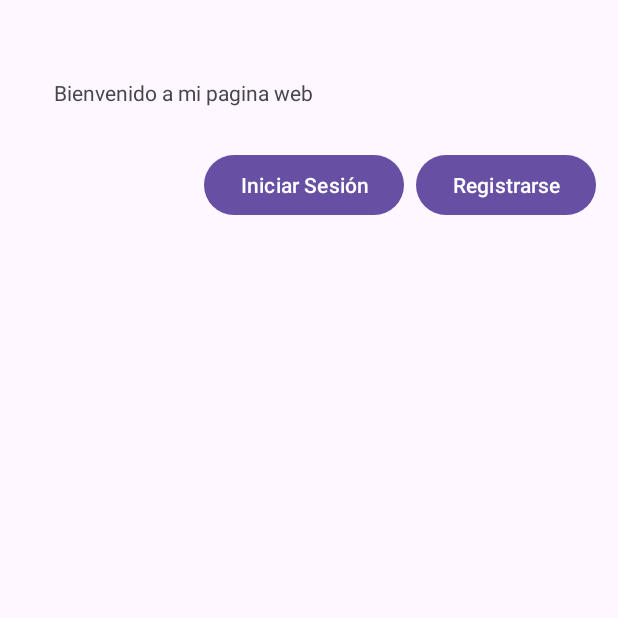
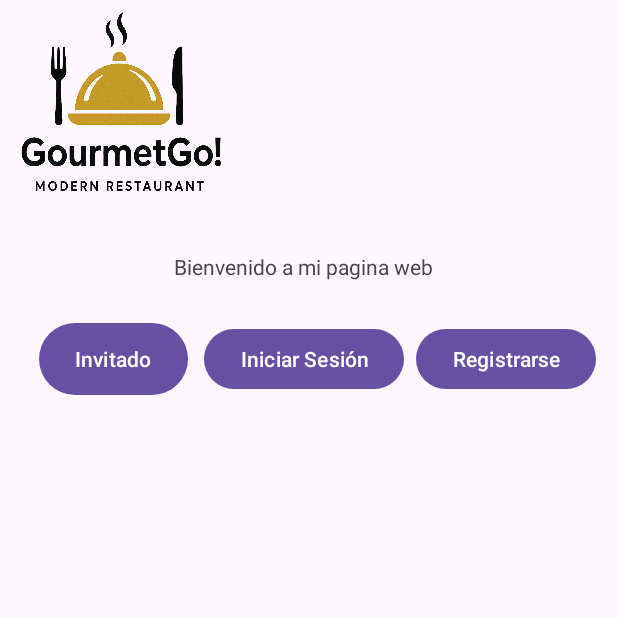
Before and after one commit to Cristhian-Villigua/restaurant_appMovil, an Android app: the screen it shows after launch (MainActivity), on a phone screen of 412 x 824 dp, the top half of it. Run offline under Robolectric (Android 15) with nearby library versions, the phone set to English and light mode, and no system bars.

Commit message:
Primer Commit-Barreto

```diff
--- a/app/src/main/java/com/example/project_mobileapplicacion/MainActivity.kt
+++ b/app/src/main/java/com/example/project_mobileapplicacion/MainActivity.kt
@@ -13,6 +13,7 @@ class MainActivity : AppCompatActivity() {
         setContentView(R.layout.activity_main)
         val registerButton : Button = findViewById(R.id.btnRegister)
         val btnLogin : Button = findViewById(R.id.btnLogin)
+        val btnInvitado : Button = findViewById(R.id.btnInvitados)
 
         btnLogin.setOnClickListener {
             startActivity(Intent(this, LoginActivity::class.java))
--- a/app/src/main/res/drawable/button_background.xml
+++ b/app/src/main/res/drawable/button_background.xml
@@ -1,4 +1,4 @@
 <shape xmlns:android="http://schemas.android.com/apk/res/android">
-    <solid android:color="#6A1B9A"/>
+    <solid android:color="@color/blue"/>
     <corners android:radius="24dp"/>
 </shape>
--- a/app/src/main/res/layout/activity_login.xml
+++ b/app/src/main/res/layout/activity_login.xml
@@ -16,9 +16,9 @@
         >
 
         <ImageView
-            android:layout_width="100dp"
-            android:layout_height="100dp"
-            android:background="@drawable/Restaurant"
+            android:layout_width="160dp"
+            android:layout_height="140dp"
+            android:background="@drawable/imagen1"
             android:layout_gravity="center_horizontal"
             />
 
@@ -78,7 +78,9 @@
             android:textColor="#FFF"
             android:background="@drawable/button_background"
             android:layout_marginTop="8dp"
+
             />
+
 
     </LinearLayout>
 </ScrollView>
--- a/app/src/main/res/layout/activity_main.xml
+++ b/app/src/main/res/layout/activity_main.xml
@@ -9,17 +9,23 @@
     tools:context=".MainActivity"
     >
 
+    <ImageView
+        android:layout_width="160dp"
+        android:layout_height="130dp"
+        android:background="@drawable/imagen1"
+        app:layout_constraintTop_toTopOf="parent"
+        tools:layout_editor_absoluteX="125dp" />
+
     <TextView
         android:id="@+id/textRoot"
         android:layout_width="wrap_content"
         android:layout_height="wrap_content"
-        android:layout_marginStart="16dp"
-        android:layout_marginTop="32dp"
+        android:layout_marginStart="96dp"
+        android:layout_marginTop="148dp"
         android:padding="20dp"
         android:text="Bienvenido a mi pagina web"
         app:layout_constraintStart_toStartOf="parent"
-        app:layout_constraintTop_toTopOf="parent"
-        />
+        app:layout_constraintTop_toTopOf="parent" />
 
     <Button
         android:id="@+id/btnLogin"
@@ -43,4 +49,17 @@
         android:layout_marginStart="8dp"
         />
 
+    <Button
+        android:id="@+id/btnInvitados"
+        android:layout_width="wrap_content"
+        android:layout_height="wrap_content"
+        android:layout_marginTop="8dp"
+        android:background="@drawable/button_background"
+        android:text="Invitado"
+        android:textColor="#FFF"
+        app:layout_constraintEnd_toEndOf="parent"
+        app:layout_constraintHorizontal_bias="0.083"
+        app:layout_constraintStart_toStartOf="parent"
+        app:layout_constraintTop_toBottomOf="@+id/textRoot" />
+
 </androidx.constraintlayout.widget.ConstraintLayout>
--- a/app/src/main/res/values/colors.xml
+++ b/app/src/main/res/values/colors.xml
@@ -2,4 +2,5 @@
 <resources>
     <color name="black">#FF000000</color>
     <color name="white">#FFFFFFFF</color>
+    <color name="blue">#0919C8</color>
 </resources>
```
Also changed, not shown: app/src/main/res/drawable/Restaurant.jpg (deleted), app/src/main/res/drawable/imagen1.png (added).
